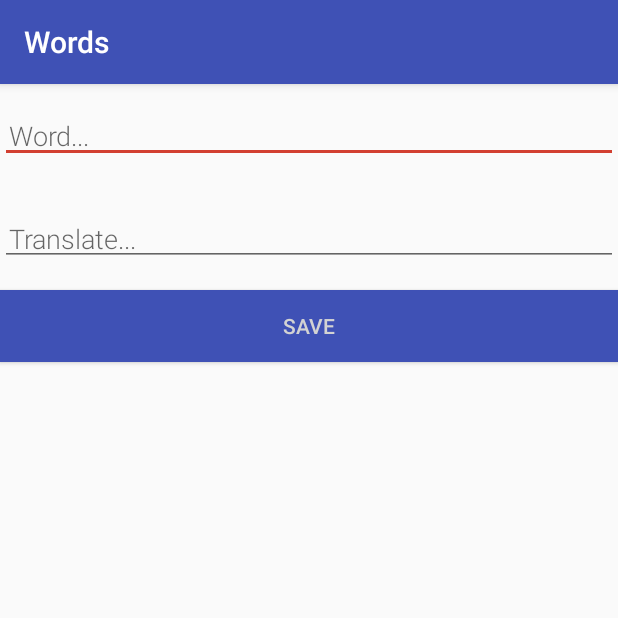
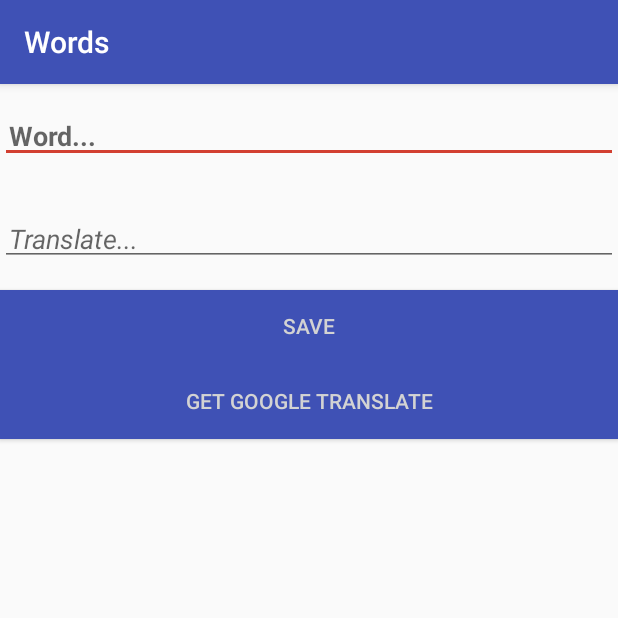
Before and after one commit to parshin/RoomWordSamle, an Android app: the NewWordActivity screen opened directly, with no data from a screen before it, on a phone screen of 412 x 824 dp, the top half of it. Run offline under Robolectric (Android 15) with nearby library versions, the phone set to English and light mode, and no system bars.

Commit message:
style changed

```diff
--- a/app/build.gradle
+++ b/app/build.gradle
@@ -38,5 +38,6 @@ dependencies {
     implementation "android.arch.lifecycle:extensions:$rootProject.archLifecycleVersion"
     annotationProcessor "android.arch.lifecycle:compiler:$rootProject.archLifecycleVersion"
 
-
+    // google translate
+    implementation 'com.google.cloud:google-cloud-translate:1.35.0'
 }
--- a/app/src/main/res/layout/activity_new_word.xml
+++ b/app/src/main/res/layout/activity_new_word.xml
@@ -6,9 +6,9 @@
 
     <EditText
         android:id="@+id/edit_new_word"
+        style="@style/word_title"
         android:layout_width="match_parent"
         android:layout_height="wrap_content"
-        android:fontFamily="sans-serif-light"
         android:hint="@string/hint_word"
         android:inputType="textAutoComplete"
         android:padding="@dimen/small_padding"
@@ -18,9 +18,9 @@
 
     <EditText
         android:id="@+id/edit_new_translate"
+        style="@style/word_translate"
         android:layout_width="match_parent"
         android:layout_height="wrap_content"
-        android:fontFamily="sans-serif-light"
         android:hint="@string/hint_translate"
         android:inputType="textAutoComplete"
         android:padding="@dimen/small_padding"
@@ -36,4 +36,12 @@
         android:text="@string/button_save"
         android:textColor="@color/buttonLabel" />
 
+    <Button
+        android:id="@+id/button_google_translate"
+        android:layout_width="match_parent"
+        android:layout_height="wrap_content"
+        android:background="@color/colorPrimary"
+        android:text="@string/button_google_translate"
+        android:textColor="@color/buttonLabel"
+        android:padding="@dimen/big_padding"/>
 </LinearLayout>
--- a/app/src/main/res/values/strings.xml
+++ b/app/src/main/res/values/strings.xml
@@ -9,4 +9,5 @@
     <string name="title_activity_word">WordActivity</string>
     <string name="word_activity_text">word</string>
     <string name="translate_activity_text">translate</string>
+    <string name="button_google_translate">get google translate</string>
 </resources>
```
Also changed, not shown: app/src/main/java/com/example/msi/roomwordsample/NewWordActivity.java (+8 -0 lines).
